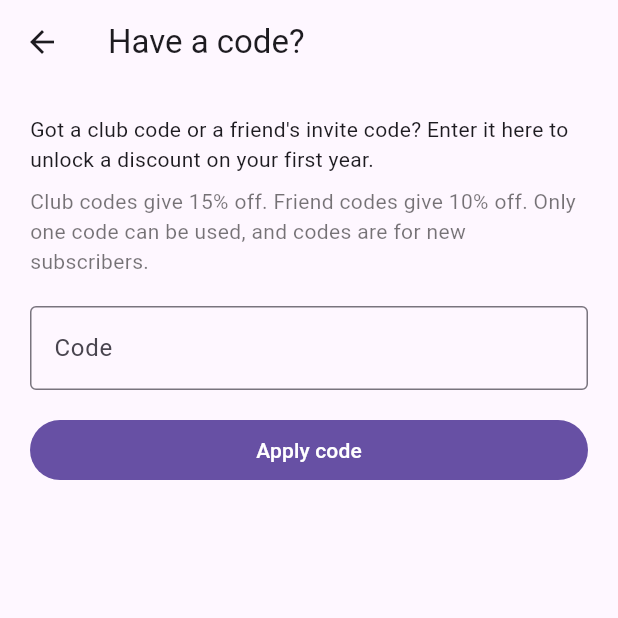
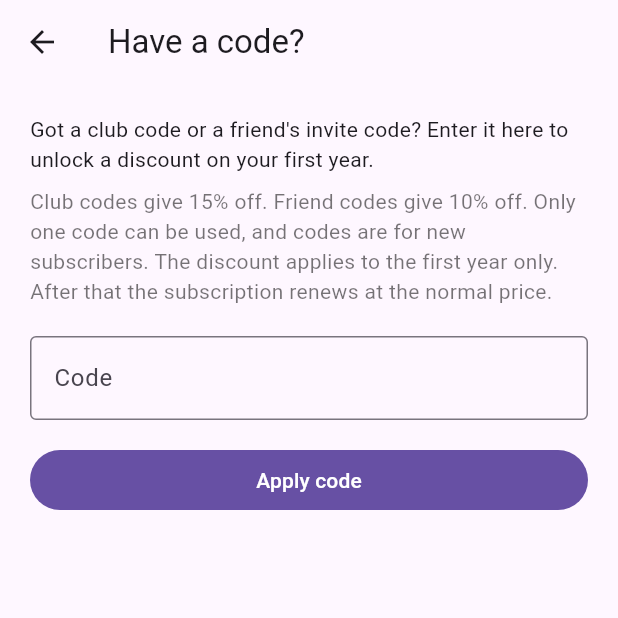
Before and after one commit to jpsmith594-builder/RunnersJourney, a Flutter app: the CodeScreen screen opened directly, on a phone screen of 412 x 824 dp, the top half of it. Run offline on Flutter 3.47's test engine with Material 3 defaults, Android fonts, the phone set to English and light mode, and no system bars; our stand-ins replace flutter_map, image_picker, latlong2, sentry_flutter, share_plus, shared_preferences and 1 more; missing offline and left inert: maplibre_gl, purchases_flutter; accounts and stored records are empty.

Commit message:
Growth screens: say the code discount is first year only
Co-Authored-By: Claude Sonnet 5.5 <noreply@anthropic.com>
Claude-Session: https://claude.ai/code/session_01PDyqJjHb4fFA6qNThxSnif

```diff
--- a/lib/features/growth/code_screen.dart
+++ b/lib/features/growth/code_screen.dart
@@ -63,7 +63,9 @@ class _CodeScreenState extends State<CodeScreen> {
             const SizedBox(height: 8),
             const Text(
               'Club codes give 15% off. Friend codes give 10% off. Only one '
-              'code can be used, and codes are for new subscribers.',
+              'code can be used, and codes are for new subscribers. The '
+              'discount applies to the first year only. After that the '
+              'subscription renews at the normal price.',
               style: TextStyle(color: Colors.black54),
             ),
             const SizedBox(height: 20),
--- a/lib/features/growth/invite_screen.dart
+++ b/lib/features/growth/invite_screen.dart
@@ -40,7 +40,7 @@ class _InviteScreenState extends State<InviteScreen> {
   Future<void> _share(ReferralSummary s) {
     return Share.share(
       'Join me on My Running Journal. Use my code ${s.code} when you '
-      'subscribe and get 10% off your first year.\n\n$websiteUrl\n'
+      'subscribe and get 10% off your first year (then the normal price).\n\n$websiteUrl\n'
       'Google Play: $playStoreUrl',
     );
   }
@@ -161,7 +161,11 @@ class _InviteScreenState extends State<InviteScreen> {
                     const SizedBox(height: 16),
                     const Text(
                       'Only new paid subscribers count, once they have kept '
-                      'their subscription for 30 days. Refunds do not count.',
+                      'their subscription for 30 days. Refunds do not count. '
+                      'Your friends\' 10% off applies to their first year only, '
+                      'then their subscription renews at the normal price. '
+                      'Free months you earn are a one-time reward, not a '
+                      'permanent discount.',
                       style: TextStyle(color: Colors.black54, fontSize: 12.5),
                     ),
                   ],
```
